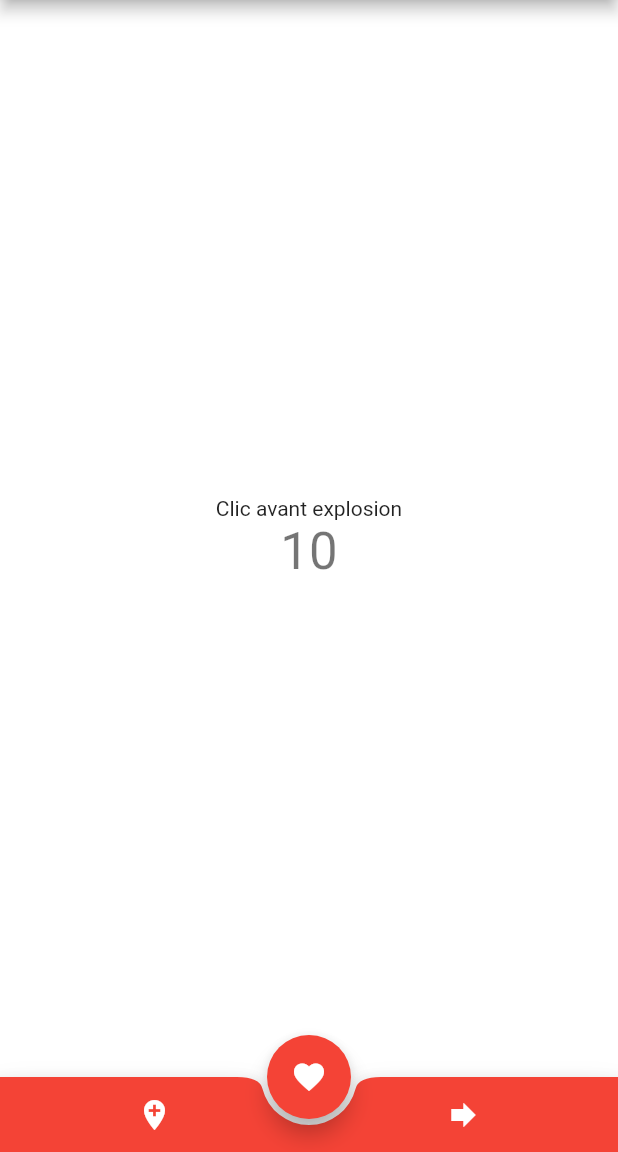
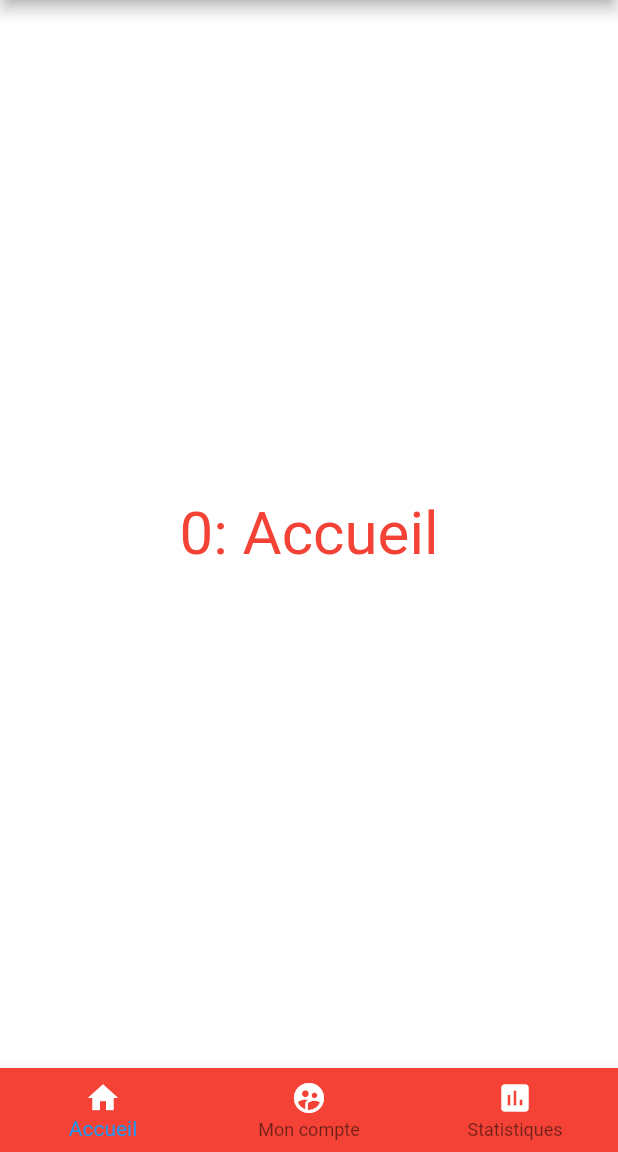
Before and after one commit to saturninDao/learningFlutter, a Flutter app: the screen it shows after launch, after a tap on the "favorite outline" icon, on a phone screen of 412 x 824 dp, the part 84-1236 px from its top. Run offline on Flutter 3.47's test engine with Material 2 defaults, Android fonts, the phone set to English and light mode, and no system bars.

Commit message:
Bottom Navigationn Bar with dynamic index

```diff
--- a/lib/main.dart
+++ b/lib/main.dart
@@ -55,16 +55,15 @@ class MyHomePage extends StatefulWidget {
 class _MyHomePageState extends State<MyHomePage> {
   int _counter = 10;
   String _phrase = "Clic avant explosion";
-
   TextStyle _tS = TextStyle(
     color: Colors.green,
     fontSize: 15,
   );
-
   Color _couleur = Colors.white;
-
   Icon _coeur = Icon(Icons.favorite_border, color: Colors.white,);
   bool _likeBool = false;
+  int _indexSelectionne = 0;
+  String _affichage = "0: Accueil";
 
   void _decrementCounter() {
     setState(() {
@@ -98,6 +97,28 @@ class _MyHomePageState extends State<MyHomePage> {
       } else {
         _coeur = Icon(Icons.favorite, color: Colors.white,);
         _likeBool = true;
+      }
+    });
+  }
+  void _itemClique(int index) {
+    setState(() {
+      _indexSelectionne = index;
+      switch (_indexSelectionne) {
+        case 0:
+          {
+            _affichage = '$_indexSelectionne: Accueil';
+          }
+          break;
+        case 1:
+          {
+            _affichage = '$_indexSelectionne: Mon compte';
+      }
+      break;
+      case 2:
+      {
+      _affichage = '$_indexSelectionne: Statistiques';
+      }
+      break;
     }
     });
   }
@@ -144,48 +165,46 @@ class _MyHomePageState extends State<MyHomePage> {
           mainAxisAlignment: MainAxisAlignment.center,
           children: <Widget>[
             Text(
-              '$_phrase',
-            ),
-            Text(
-              '$_counter',
-              style: Theme.of(context).textTheme.headline4,
+              '${_affichage}',
+              style: TextStyle(color: Colors.red, fontSize: 40),
             ),
           ],
         ),
       ),
       backgroundColor: _couleur,
-      floatingActionButton: FloatingActionButton(
-        onPressed: _likeThis,
-        tooltip: 'Compte à rebours',
-        backgroundColor: Colors.red,
-        child: _coeur
-      ), // This trailing comma makes auto-formatting nicer for build methods.
-      floatingActionButtonLocation: FloatingActionButtonLocation.centerDocked,
-      bottomNavigationBar: BottomAppBar(
-        color: Colors.red,
-        child: Container(
-          height: 50,
-          child: Row(
-            mainAxisAlignment: MainAxisAlignment.spaceAround,
-            children: <Widget>[
-              IconButton(
+      bottomNavigationBar: BottomNavigationBar(
+        items: const <BottomNavigationBarItem>[
+      BottomNavigationBarItem(
       icon: Icon(
-                  Icons.add_location,
+      Icons.home,
         color: Colors.white,
       ),
-                onPressed: null,
-              ),
-              IconButton(
+      title: Text(
+      'Accueil',
+      style: TextStyle(color: Colors.white),
+    )),
+    BottomNavigationBarItem(
     icon: Icon(
-                  Icons.forward,
+    Icons.supervised_user_circle,
     color: Colors.white,
     ),
-                onPressed: null,
+    title: Text(
+    'Mon compte',
+    style: TextStyle(color: Colors.white),
+    )),
+    BottomNavigationBarItem(
+    icon: Icon(
+    Icons.assessment,
+    color: Colors.white,
     ),
+    title: Text(
+    'Statistiques',
+    style: TextStyle(color: Colors.white),
+    )),
     ],
-          ),
-        ),
-        shape: CircularNotchedRectangle(),
+    backgroundColor: Colors.red,
+    onTap: _itemClique,
+    currentIndex: _indexSelectionne,
     ),
     );
   }
```
Lines whose indentation alone changed are shown as unchanged.
